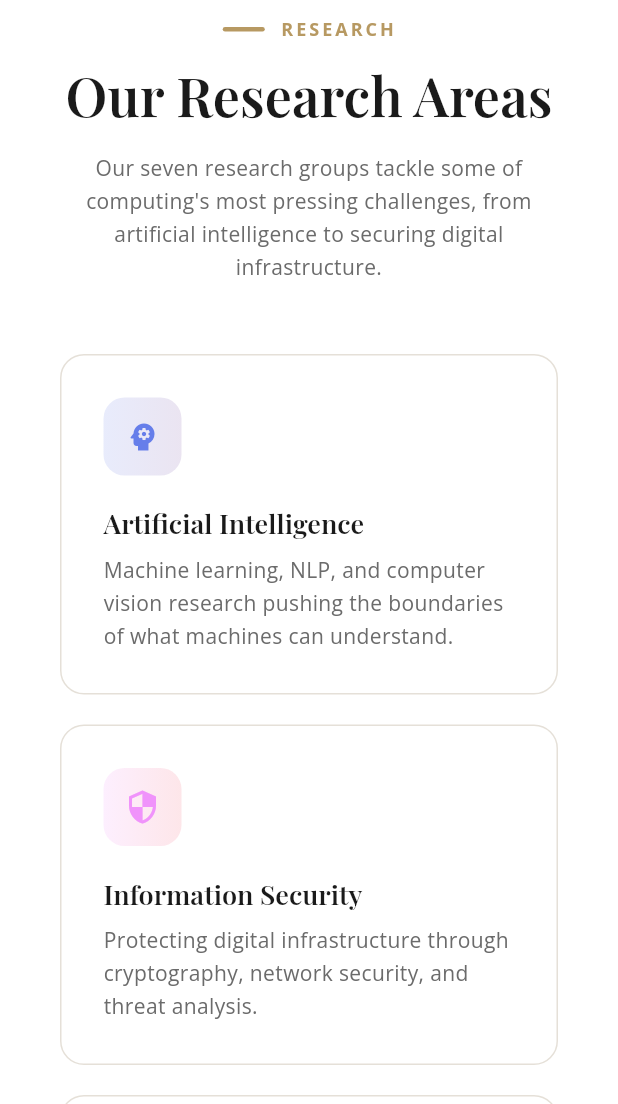
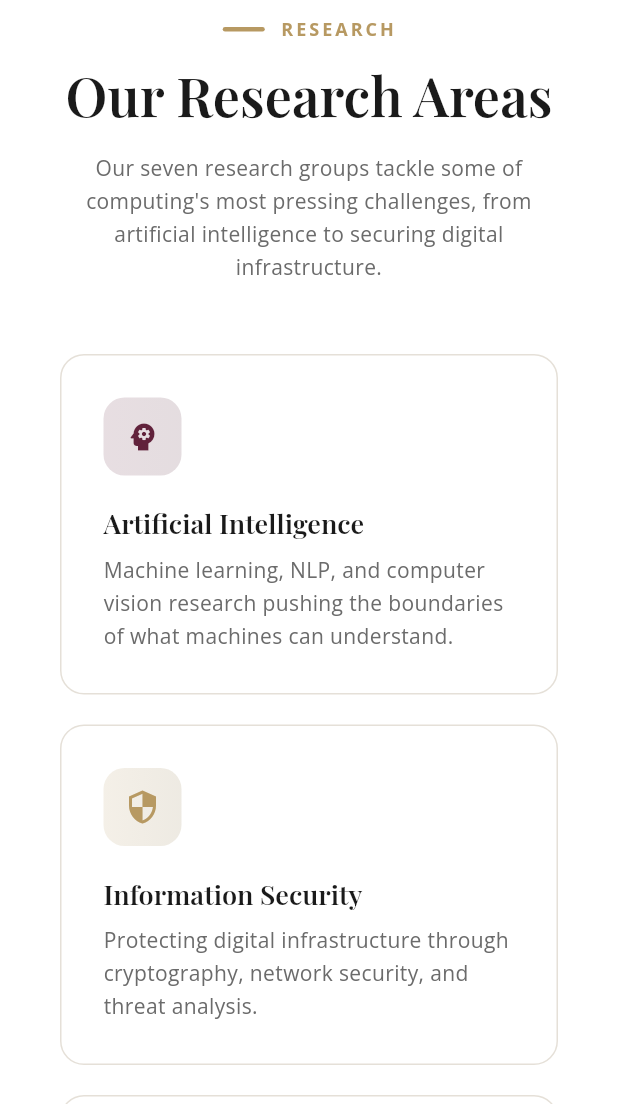
Before and after one commit to Stephthemaker/hackathon, a Flutter app: the screen it shows after launch, scrolled down 2880 dp, on a phone screen of 412 x 824 dp, the part 132-1236 px from its top. Run offline on Flutter 3.47's test engine with Material 3 defaults, Android fonts, the phone set to English and light mode, and no system bars; drawn by our look-alikes of flutter_animate; our stand-ins replace flutter_svg, go_router, google_fonts, visibility_detector, web; missing offline and left inert: dart:ui_web; statements that could not run were skipped.

Commit message:
Match research area card gradients to SU maroon/gold palette

```diff
--- a/lib/pages/home_page.dart
+++ b/lib/pages/home_page.dart
@@ -222,13 +222,16 @@ class _HeroSectionState extends State<_HeroSection>
                                 text: AppSettingsProvider.of(
                                   context,
                                 ).tr('home.subtitle'),
-                                style: Theme.of(context).textTheme.bodyLarge
-                                    ?.copyWith(
+                                style:
+                                    Theme.of(
+                                      context,
+                                    ).textTheme.bodyLarge?.copyWith(
                                       color: Colors.white.withValues(
                                         alpha: 0.85,
                                       ),
                                       fontSize: isDesktop ? 18 : 15,
-                                    ) ?? const TextStyle(),
+                                    ) ??
+                                    const TextStyle(),
                               ),
                             ),
                             const SizedBox(height: 40),
@@ -387,9 +390,10 @@ class _TypewriterTextState extends State<_TypewriterText>
       vsync: this,
       duration: Duration(milliseconds: widget.text.length * 18 + 500),
     );
-    _charCount = StepTween(begin: 0, end: widget.text.length).animate(
-      CurvedAnimation(parent: _ctrl, curve: Curves.easeOut),
-    );
+    _charCount = StepTween(
+      begin: 0,
+      end: widget.text.length,
+    ).animate(CurvedAnimation(parent: _ctrl, curve: Curves.easeOut));
     Future.delayed(const Duration(milliseconds: 1200), () {
       if (mounted) _ctrl.forward();
     });
@@ -401,9 +405,10 @@ class _TypewriterTextState extends State<_TypewriterText>
     if (widget.text != _previousText) {
       _previousText = widget.text;
       _ctrl.duration = Duration(milliseconds: widget.text.length * 18 + 500);
-      _charCount = StepTween(begin: 0, end: widget.text.length).animate(
-        CurvedAnimation(parent: _ctrl, curve: Curves.easeOut),
-      );
+      _charCount = StepTween(
+        begin: 0,
+        end: widget.text.length,
+      ).animate(CurvedAnimation(parent: _ctrl, curve: Curves.easeOut));
       _ctrl.forward(from: 0);
     }
   }
@@ -489,7 +494,9 @@ class _DeanQuoteSection extends StatelessWidget {
                         fontSize: isDesktop ? 24 : 18,
                         fontWeight: FontWeight.w500,
                         fontStyle: FontStyle.italic,
-                        color: isDark ? Colors.white.withValues(alpha: 0.9) : AppTheme.textDark,
+                        color: isDark
+                            ? Colors.white.withValues(alpha: 0.9)
+                            : AppTheme.textDark,
                         height: 1.6,
                       ),
                     ),
@@ -500,7 +507,11 @@ class _DeanQuoteSection extends StatelessWidget {
                     height: 2,
                     decoration: BoxDecoration(
                       gradient: LinearGradient(
-                        colors: [AppTheme.gold.withValues(alpha: 0.0), AppTheme.gold, AppTheme.gold.withValues(alpha: 0.0)],
+                        colors: [
+                          AppTheme.gold.withValues(alpha: 0.0),
+                          AppTheme.gold,
+                          AppTheme.gold.withValues(alpha: 0.0),
+                        ],
                       ),
                     ),
                   ),
@@ -519,7 +530,9 @@ class _DeanQuoteSection extends StatelessWidget {
                     AppSettingsProvider.of(context).tr('home.dean.role'),
                     style: GoogleFonts.openSans(
                       fontSize: 13,
-                      color: isDark ? Colors.white.withValues(alpha: 0.5) : AppTheme.textMuted,
+                      color: isDark
+                          ? Colors.white.withValues(alpha: 0.5)
+                          : AppTheme.textMuted,
                       letterSpacing: 0.3,
                     ),
                   ),
@@ -540,12 +553,42 @@ class _ResearchShowcaseSection extends StatelessWidget {
   const _ResearchShowcaseSection();
 
   static const _areas = [
-    _ResearchArea(Icons.psychology, 'Artificial Intelligence', 'Machine learning, NLP, and computer vision research pushing the boundaries of what machines can understand.', [Color(0xFF667eea), Color(0xFF764ba2)]),
-    _ResearchArea(Icons.security, 'Information Security', 'Protecting digital infrastructure through cryptography, network security, and threat analysis.', [Color(0xFFf093fb), Color(0xFFf5576c)]),
-    _ResearchArea(Icons.code, 'Software Engineering', 'Building reliable, scalable software systems with modern methodologies and testing frameworks.', [Color(0xFF4facfe), Color(0xFF00f2fe)]),
-    _ResearchArea(Icons.precision_manufacturing, 'Robotics & Automation', 'Bridging the physical and digital worlds with autonomous systems and intelligent control.', [Color(0xFF43e97b), Color(0xFF38f9d7)]),
-    _ResearchArea(Icons.hub, 'Network Systems', 'Advancing broadband, mobile networks, and distributed computing across Africa.', [Color(0xFFfa709a), Color(0xFFfee140)]),
-    _ResearchArea(Icons.biotech, 'Computational Biology', 'Applying algorithmic thinking to solve complex problems in genomics and bioinformatics.', [Color(0xFFa18cd1), Color(0xFFfbc2eb)]),
+    _ResearchArea(
+      Icons.psychology,
+      'Artificial Intelligence',
+      'Machine learning, NLP, and computer vision research pushing the boundaries of what machines can understand.',
+      [AppTheme.maroon, AppTheme.maroonDark],
+    ),
+    _ResearchArea(
+      Icons.security,
+      'Information Security',
+      'Protecting digital infrastructure through cryptography, network security, and threat analysis.',
+      [AppTheme.gold, Color(0xFF8B7340)],
+    ),
+    _ResearchArea(
+      Icons.code,
+      'Software Engineering',
+      'Building reliable, scalable software systems with modern methodologies and testing frameworks.',
+      [AppTheme.maroonDark, Color(0xFF7A3050)],
+    ),
+    _ResearchArea(
+      Icons.precision_manufacturing,
+      'Robotics & Automation',
+      'Bridging the physical and digital worlds with autonomous systems and intelligent control.',
+      [AppTheme.goldLight, AppTheme.gold],
+    ),
+    _ResearchArea(
+      Icons.hub,
+      'Network Systems',
+      'Advancing broadband, mobile networks, and distributed computing across Africa.',
+      [AppTheme.maroon, AppTheme.gold],
+    ),
+    _ResearchArea(
+      Icons.biotech,
+      'Computational Biology',
+      'Applying algorithmic thinking to solve complex problems in genomics and bioinformatics.',
+      [AppTheme.maroonLight, AppTheme.maroon],
+    ),
   ];
 
   @override
@@ -566,8 +609,12 @@ class _ResearchShowcaseSection extends StatelessWidget {
               children: [
                 AnimatedSection(
                   child: SectionHeading(
-                    label: AppSettingsProvider.of(context).tr('home.research_showcase.label'),
-                    title: AppSettingsProvider.of(context).tr('home.research_showcase.title'),
+                    label: AppSettingsProvider.of(
+                      context,
+                    ).tr('home.research_showcase.label'),
+                    title: AppSettingsProvider.of(
+                      context,
+                    ).tr('home.research_showcase.title'),
                     alignment: CrossAxisAlignment.center,
                   ),
                 ),
@@ -577,16 +624,24 @@ class _ResearchShowcaseSection extends StatelessWidget {
                   child: SizedBox(
                     width: isDesktop ? 600 : double.infinity,
                     child: Text(
-                      AppSettingsProvider.of(context).tr('home.research_showcase.subtitle'),
+                      AppSettingsProvider.of(
+                        context,
+                      ).tr('home.research_showcase.subtitle'),
                       textAlign: TextAlign.center,
-                      style: Theme.of(context).textTheme.bodyMedium?.copyWith(height: 1.6),
+                      style: Theme.of(
+                        context,
+                      ).textTheme.bodyMedium?.copyWith(height: 1.6),
                     ),
                   ),
                 ),
                 const SizedBox(height: 48),
                 LayoutBuilder(
                   builder: (context, constraints) {
-                    final cols = constraints.maxWidth > 900 ? 3 : constraints.maxWidth > 600 ? 2 : 1;
+                    final cols = constraints.maxWidth > 900
+                        ? 3
+                        : constraints.maxWidth > 600
+                        ? 2
+                        : 1;
                     return _ResponsiveGrid(
                       columns: cols,
                       children: _areas
@@ -609,7 +664,11 @@ class _ResearchShowcaseSection extends StatelessWidget {
                     child: OutlinedButton.icon(
                       onPressed: () => context.go('/research'),
                       icon: const Icon(Icons.arrow_forward, size: 16),
-                      label: Text(AppSettingsProvider.of(context).tr('home.research_showcase.btn')),
+                      label: Text(
+                        AppSettingsProvider.of(
+                          context,
+                        ).tr('home.research_showcase.btn'),
+                      ),
                     ),
                   ),
                 ),
@@ -661,7 +720,9 @@ class _ResearchAreaCardState extends State<_ResearchAreaCard> {
             border: Border.all(
               color: _hovered
                   ? widget.area.gradient[0].withValues(alpha: 0.5)
-                  : (isDark ? Colors.white.withValues(alpha: 0.08) : AppTheme.divider),
+                  : (isDark
+                        ? Colors.white.withValues(alpha: 0.08)
+                        : AppTheme.divider),
             ),
             boxShadow: _hovered
                 ? [
@@ -687,7 +748,10 @@ class _ResearchAreaCardState extends State<_ResearchAreaCard> {
                     gradient: LinearGradient(
                       colors: _hovered
                           ? widget.area.gradient
-                          : [widget.area.gradient[0].withValues(alpha: 0.15), widget.area.gradient[1].withValues(alpha: 0.15)],
+                          : [
+                              widget.area.gradient[0].withValues(alpha: 0.15),
+                              widget.area.gradient[1].withValues(alpha: 0.15),
+                            ],
                     ),
                   ),
                   child: Icon(
@@ -704,7 +768,9 @@ class _ResearchAreaCardState extends State<_ResearchAreaCard> {
                 const SizedBox(height: 8),
                 Text(
                   widget.area.description,
-                  style: Theme.of(context).textTheme.bodyMedium?.copyWith(height: 1.6),
+                  style: Theme.of(
+                    context,
+                  ).textTheme.bodyMedium?.copyWith(height: 1.6),
                   maxLines: 3,
                   overflow: TextOverflow.ellipsis,
                 ),
```
Also changed, not shown: 3 other files.
